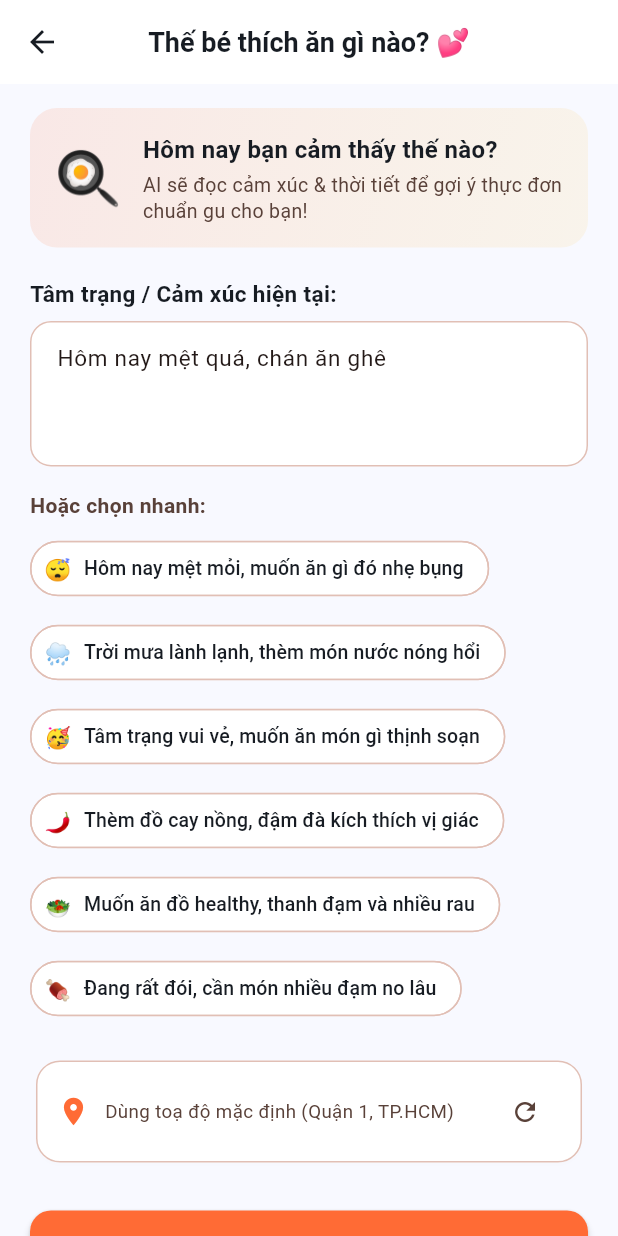
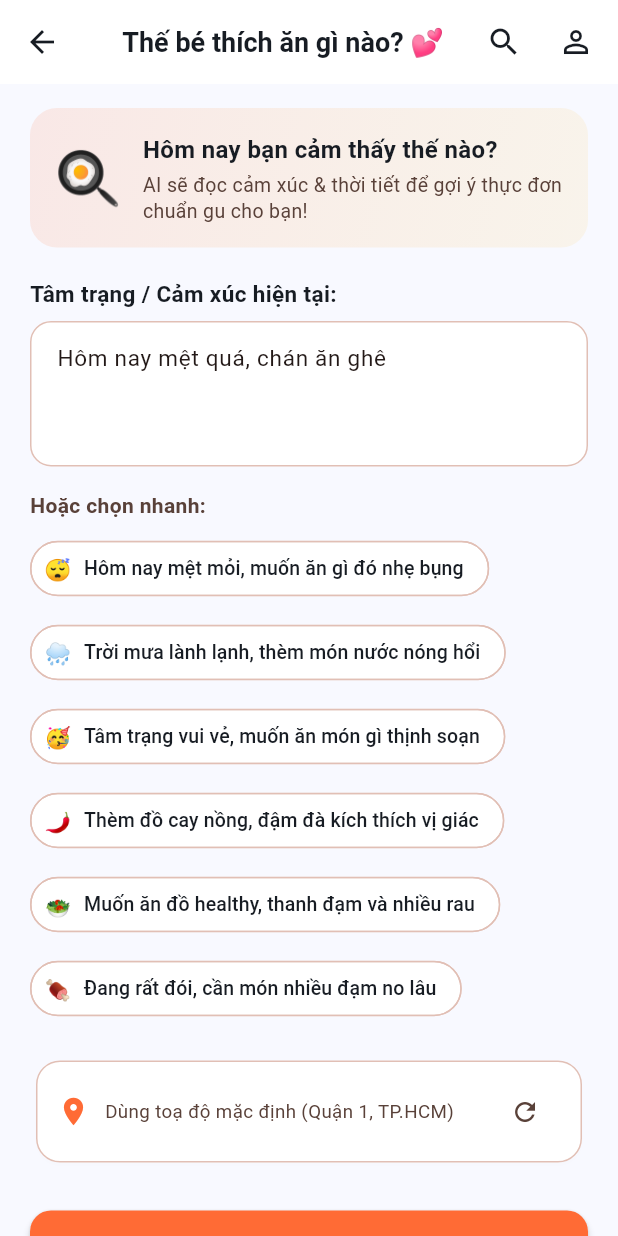
Before and after one commit to CALLMEKANEKI/the-be-thich-an-gi-nao, a Flutter app: the MoodSelectionScreen screen opened directly, on a phone screen of 412 x 824 dp. Run offline on Flutter 3.47's test engine with Material 3 defaults, Android fonts, the phone set to English and light mode, and no system bars; our stand-ins replace flutter_map, geolocator, latlong2, sqflite; accounts and stored records are empty; network calls fail.

Commit message:
fix(navigation): set HomeScreen as root screen and add navigation shortcuts in MoodSelectionScreen

```diff
--- a/frontend/lib/main.dart
+++ b/frontend/lib/main.dart
@@ -8,6 +8,7 @@ import 'provider/cart_provider.dart';
 import 'provider/dish_search_provider.dart';
 import 'provider/ingredient_provider.dart';
 import 'provider/places_provider.dart';
+import 'screens/home_screen.dart';
 import 'screens/mood_selection_screen.dart';
 
 void main() {
@@ -36,7 +37,7 @@ class FoodPickerApp extends StatelessWidget {
       title: 'Thế bé thích ăn gì nào?',
       debugShowCheckedModeBanner: false,
       theme: AppTheme.lightTheme,
-      home: const MoodSelectionScreen(),
+      home: const HomeScreen(),
     );
   }
 }
--- a/frontend/lib/screens/mood_selection_screen.dart
+++ b/frontend/lib/screens/mood_selection_screen.dart
@@ -2,8 +2,11 @@ import 'package:flutter/material.dart';
 import 'package:geolocator/geolocator.dart';
 import 'package:provider/provider.dart';
 import '../core/app_theme.dart';
+import '../provider/auth_provider.dart';
 import '../provider/recommendation_provider.dart';
 import '../services/location_service.dart';
+import 'food_search_screen.dart';
+import 'login_screen.dart';
 import 'spin_wheel_screen.dart';
 
 class MoodSelectionScreen extends StatefulWidget {
@@ -98,6 +101,45 @@ class _MoodSelectionScreenState extends State<MoodSelectionScreen> {
     return Scaffold(
       appBar: AppBar(
         title: const Text('Thế bé thích ăn gì nào? 💕'),
+        actions: [
+          IconButton(
+            icon: const Icon(Icons.search),
+            tooltip: 'Tìm kiếm món ăn',
+            onPressed: () {
+              Navigator.push(
+                context,
+                MaterialPageRoute(builder: (_) => const FoodSearchScreen()),
+              );
+            },
+          ),
+          Consumer<AuthProvider>(
+            builder: (context, auth, _) {
+              return IconButton(
+                icon: Icon(
+                  auth.isLoggedIn ? Icons.account_circle : Icons.person_outline,
+                  color: auth.isLoggedIn ? AppTheme.primary : null,
+                ),
+                tooltip: auth.isLoggedIn ? auth.displayName : 'Đăng nhập',
+                onPressed: () {
+                  if (!auth.isLoggedIn) {
+                    Navigator.push(
+                      context,
+                      MaterialPageRoute(builder: (_) => const LoginScreen()),
+                    );
+                  } else {
+                    ScaffoldMessenger.of(context).showSnackBar(
+                      SnackBar(
+                        content: Text('Đang đăng nhập: ${auth.displayName} (${auth.user.contact})'),
+                        behavior: SnackBarBehavior.floating,
+                      ),
+                    );
+                  }
+                },
+              );
+            },
+          ),
+          const SizedBox(width: 4),
+        ],
       ),
       body: SingleChildScrollView(
         padding: const EdgeInsets.symmetric(horizontal: 20, vertical: 16),
```
